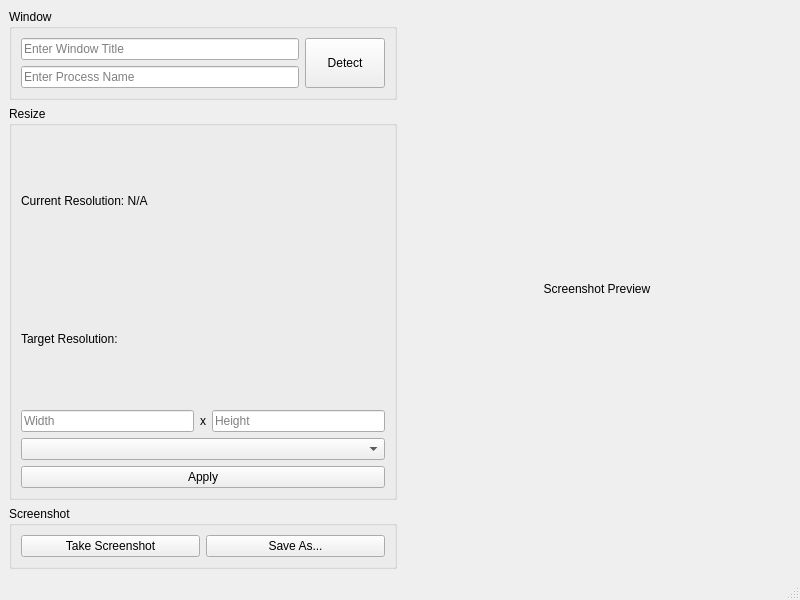
The window that main_window.ui (esun-z/WindowResizer) describes before a commit, drawn with Qt 5.
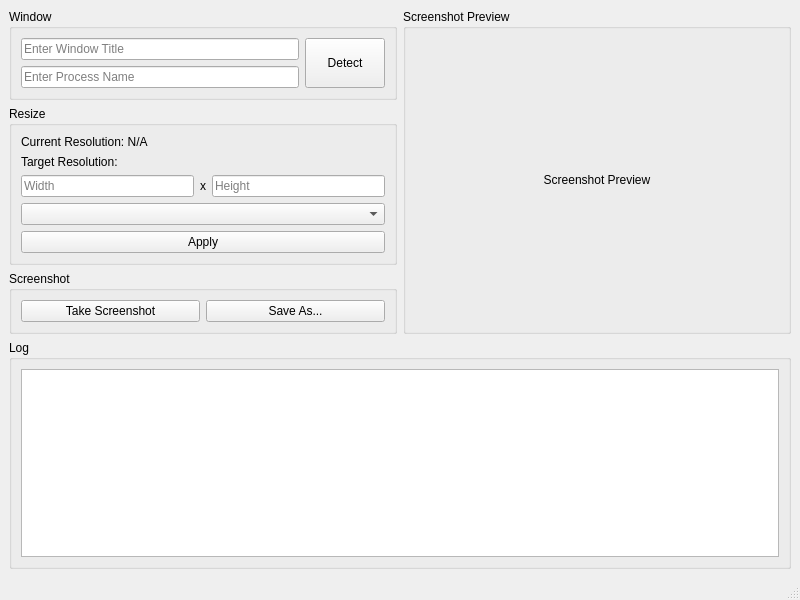
The same window after the commit.

Commit message: feat: log system

Diff of the .ui file:
```diff
--- a/main_window.ui
+++ b/main_window.ui
@@ -14,6 +14,8 @@
    <string>Window Resizer</string>
   </property>
   <widget class="QWidget" name="centralwidget">
+   <layout class="QVBoxLayout" name="verticalLayout_5">
+    <item>
    <layout class="QHBoxLayout" name="horizontalLayout_4">
     <item>
      <layout class="QVBoxLayout" name="verticalLayout">
@@ -154,6 +156,12 @@
      </layout>
     </item>
     <item>
+       <widget class="QGroupBox" name="preview_group">
+        <property name="title">
+         <string>Screenshot Preview</string>
+        </property>
+        <layout class="QVBoxLayout" name="verticalLayout_4">
+         <item>
      <widget class="QLabel" name="screenshot_label">
       <property name="sizePolicy">
        <sizepolicy hsizetype="Expanding" vsizetype="Preferred">
@@ -167,6 +175,23 @@
       <property name="alignment">
        <set>Qt::AlignmentFlag::AlignCenter</set>
       </property>
+          </widget>
+         </item>
+        </layout>
+       </widget>
+      </item>
+     </layout>
+    </item>
+    <item>
+     <widget class="QGroupBox" name="log_group">
+      <property name="title">
+       <string>Log</string>
+      </property>
+      <layout class="QVBoxLayout" name="verticalLayout_6">
+       <item>
+        <widget class="QListWidget" name="log_list"/>
+       </item>
+      </layout>
      </widget>
     </item>
    </layout>
```
Lines whose indentation alone changed are shown as unchanged. The commit also changes 2 other files.
